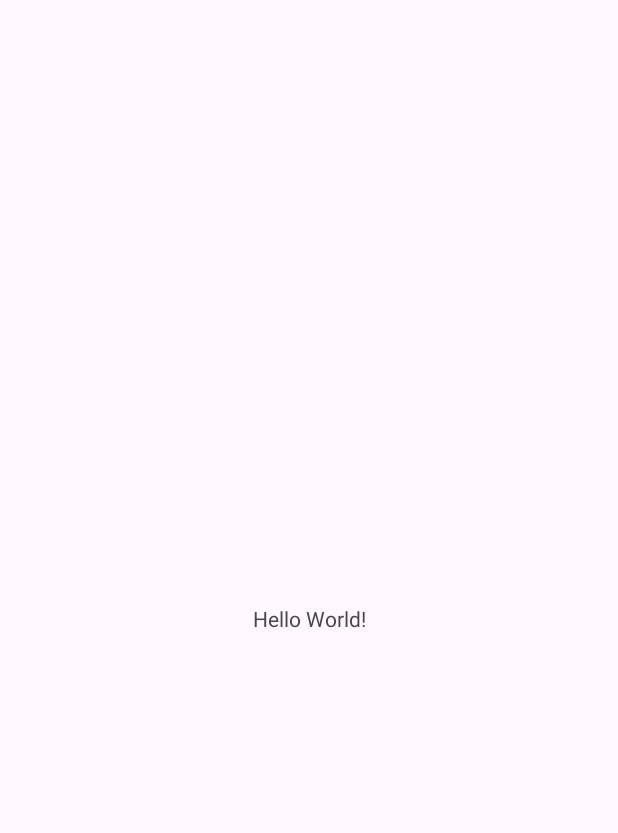
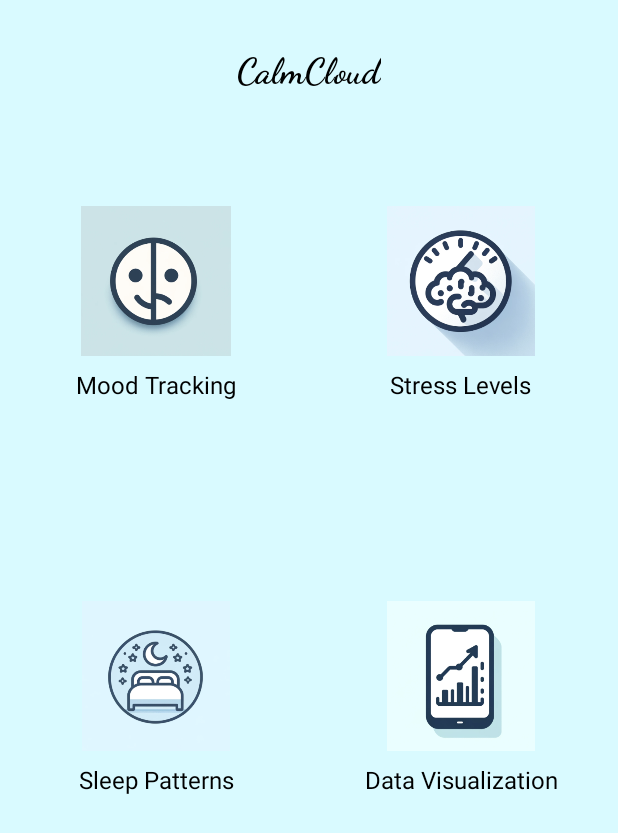
Before and after one commit to jimmy19981226/CalmCloud, an Android app: the screen it shows after launch (MainActivity), on a phone screen of 412 x 824 dp. Before the commit the part shown is almost empty. Shown: the top 833 px of the screen. Run offline under Robolectric (Android 15) with nearby library versions, the phone set to English and light mode, and no system bars.

Commit message:
Implement main page

```diff
--- a/app/src/main/res/layout/activity_main.xml
+++ b/app/src/main/res/layout/activity_main.xml
@@ -5,15 +5,147 @@
     android:id="@+id/main"
     android:layout_width="match_parent"
     android:layout_height="match_parent"
+    android:background="#D9FAFF"
     tools:context=".MainActivity">
 
+    <!-- App Name -->
     <TextView
+        android:id="@+id/appName"
         android:layout_width="wrap_content"
         android:layout_height="wrap_content"
-        android:text="Hello World!"
-        app:layout_constraintBottom_toBottomOf="parent"
+        android:text="CalmCloud"
+        android:textSize="24sp"
+        android:textColor="@android:color/black"
+        android:fontFamily="cursive"
+        android:textStyle="bold"
+        app:layout_constraintTop_toTopOf="parent"
+        app:layout_constraintStart_toStartOf="parent"
         app:layout_constraintEnd_toEndOf="parent"
+        android:layout_marginTop="32dp"
+        android:layout_marginBottom="32dp" />
+
+    <!-- Mood Tracking Button -->
+    <LinearLayout
+        android:id="@+id/moodTrackingLayout"
+        android:layout_width="0dp"
+        android:layout_height="0dp"
+        android:orientation="vertical"
+        android:gravity="center"
+        android:padding="16dp"
+        android:clickable="true"
+        android:focusable="true"
+        app:layout_constraintTop_toBottomOf="@id/appName"
         app:layout_constraintStart_toStartOf="parent"
-        app:layout_constraintTop_toTopOf="parent" />
+        app:layout_constraintEnd_toStartOf="@+id/stressLevelsLayout"
+        app:layout_constraintWidth_percent="0.4"
+        app:layout_constraintHeight_percent="0.3"
+        android:layout_margin="16dp">
+
+        <ImageView
+            android:layout_width="100dp"
+            android:layout_height="100dp"
+            android:src="@drawable/mood_tracking_icon" />
+
+        <TextView
+            android:layout_width="wrap_content"
+            android:layout_height="wrap_content"
+            android:text="Mood Tracking"
+            android:textSize="16sp"
+            android:textColor="@android:color/black"
+            android:layout_marginTop="8dp" />
+    </LinearLayout>
+
+    <!-- Stress Levels Button -->
+    <LinearLayout
+        android:id="@+id/stressLevelsLayout"
+        android:layout_width="0dp"
+        android:layout_height="0dp"
+        android:orientation="vertical"
+        android:gravity="center"
+        android:padding="16dp"
+        android:clickable="true"
+        android:focusable="true"
+        app:layout_constraintTop_toBottomOf="@id/appName"
+        app:layout_constraintStart_toEndOf="@+id/moodTrackingLayout"
+        app:layout_constraintEnd_toEndOf="parent"
+        app:layout_constraintWidth_percent="0.4"
+        app:layout_constraintHeight_percent="0.3"
+        android:layout_margin="16dp">
+
+        <ImageView
+            android:layout_width="100dp"
+            android:layout_height="100dp"
+            android:src="@drawable/stress_levels_icon" />
+
+        <TextView
+            android:layout_width="wrap_content"
+            android:layout_height="wrap_content"
+            android:text="Stress Levels"
+            android:textSize="16sp"
+            android:textColor="@android:color/black"
+            android:layout_marginTop="8dp" />
+    </LinearLayout>
+
+    <!-- Sleep Patterns Button -->
+    <LinearLayout
+        android:id="@+id/sleepPatternsLayout"
+        android:layout_width="0dp"
+        android:layout_height="0dp"
+        android:orientation="vertical"
+        android:gravity="center"
+        android:padding="16dp"
+        android:clickable="true"
+        android:focusable="true"
+        app:layout_constraintTop_toBottomOf="@+id/moodTrackingLayout"
+        app:layout_constraintStart_toStartOf="parent"
+        app:layout_constraintEnd_toStartOf="@+id/dataVisualizationLayout"
+        app:layout_constraintWidth_percent="0.4"
+        app:layout_constraintHeight_percent="0.3"
+        android:layout_margin="16dp">
+
+        <ImageView
+            android:layout_width="100dp"
+            android:layout_height="100dp"
+            android:src="@drawable/sleep_patterns_icon" />
+
+        <TextView
+            android:layout_width="wrap_content"
+            android:layout_height="wrap_content"
+            android:text="Sleep Patterns"
+            android:textSize="16sp"
+            android:textColor="@android:color/black"
+            android:layout_marginTop="8dp" />
+    </LinearLayout>
+
+    <!-- Data Visualization Button -->
+    <LinearLayout
+        android:id="@+id/dataVisualizationLayout"
+        android:layout_width="0dp"
+        android:layout_height="0dp"
+        android:orientation="vertical"
+        android:gravity="center"
+        android:padding="16dp"
+        android:clickable="true"
+        android:focusable="true"
+        app:layout_constraintTop_toBottomOf="@+id/stressLevelsLayout"
+        app:layout_constraintStart_toEndOf="@+id/sleepPatternsLayout"
+        app:layout_constraintEnd_toEndOf="parent"
+        app:layout_constraintWidth_percent="0.4"
+        app:layout_constraintHeight_percent="0.3"
+        android:layout_margin="16dp">
+
+        <ImageView
+            android:layout_width="100dp"
+            android:layout_height="100dp"
+            android:src="@drawable/data_visualization_icon" />
+
+        <TextView
+            android:layout_width="wrap_content"
+            android:layout_height="wrap_content"
+            android:text="Data Visualization"
+            android:textSize="16sp"
+            android:textColor="@android:color/black"
+            android:layout_marginTop="8dp" />
+    </LinearLayout>
 
 </androidx.constraintlayout.widget.ConstraintLayout>
```
Also changed, not shown: app/src/main/res/drawable/data_visualization_icon.png (added), app/src/main/res/drawable/mood_tracking_icon.png (added), app/src/main/res/drawable/sleep_patterns_icon.png (added), app/src/main/res/drawable/stress_levels_icon.png (added).
